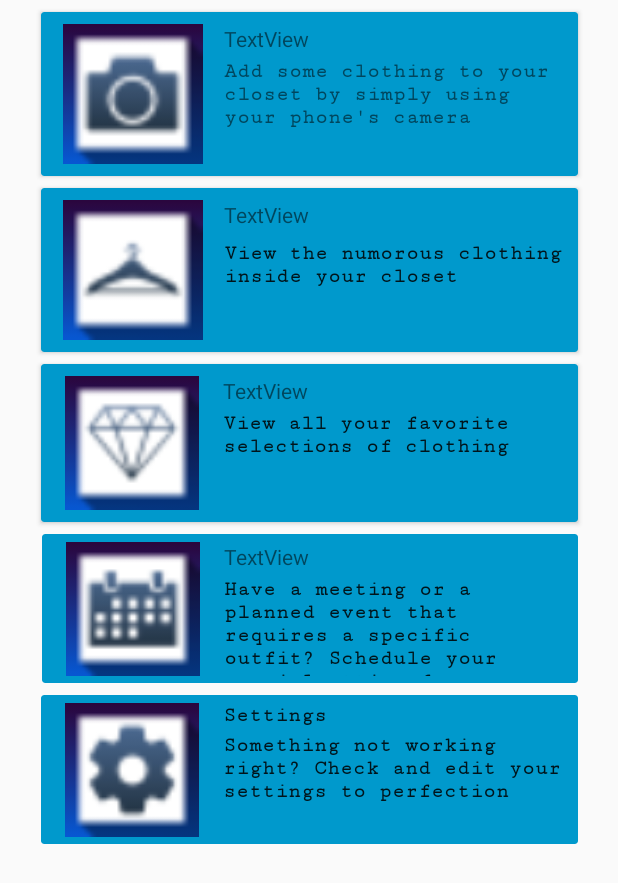
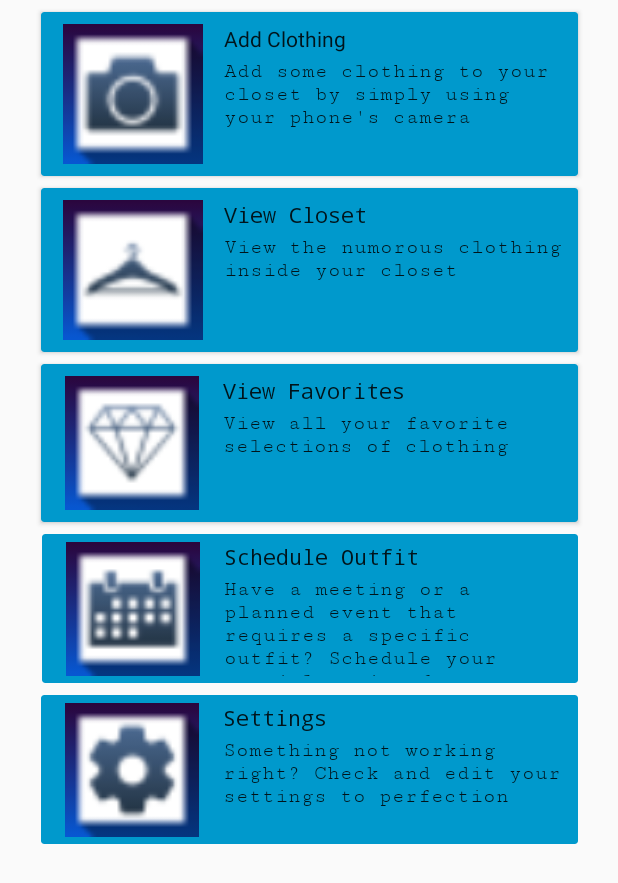
Before and after one commit to MPearson1994/SeniorProject_UI2, an Android app: the layout fragment_card_view.xml on its own in the app's theme, with its tools: preview values and no code run, on a phone screen of 412 x 824 dp. Shown: the top 883 px of the screen. Run offline under Robolectric (Android 15) with nearby library versions, the phone set to English and light mode, and no system bars.

Commit message:
Tinkering with the Card Views a Bit, this may work a bit better than the original fragments

```diff
--- a/app/src/main/res/layout/fragment_card_view.xml
+++ b/app/src/main/res/layout/fragment_card_view.xml
@@ -7,6 +7,7 @@
     android:layout_height="match_parent">
 
     <android.support.constraint.ConstraintLayout
+        android:id="@+id/cardView_Constraints"
         android:layout_width="match_parent"
         android:layout_height="wrap_content"
         android:orientation="vertical">
@@ -48,15 +49,13 @@
                     android:layout_marginLeft="8dp"
                     android:layout_marginRight="8dp"
                     android:layout_marginTop="0dp"
-                    android:fontFamily="serif-monospace"
-                    android:lineSpacingExtra="24sp"
+                    android:fontFamily="monospace"
                     android:text="Settings"
                     android:textAppearance="@style/TextAppearance.AppCompat"
-                    android:textStyle="bold"
+                    app:layout_constraintHorizontal_bias="0.503"
                     app:layout_constraintLeft_toRightOf="@+id/favorites_image"
                     app:layout_constraintRight_toRightOf="parent"
-                    app:layout_constraintTop_toTopOf="@+id/favorites_image"
-                    app:layout_constraintHorizontal_bias="0.503" />
+                    app:layout_constraintTop_toTopOf="@+id/favorites_image" />
 
                 <TextView
                     android:id="@+id/textView6"
@@ -69,7 +68,6 @@
                     android:fontFamily="serif-monospace"
                     android:text="@string/cardView_Settings_Card"
                     android:textAppearance="@style/TextAppearance.AppCompat"
-                    android:textStyle="bold"
                     app:layout_constraintBottom_toBottomOf="@+id/favorites_image"
                     app:layout_constraintHorizontal_bias="0.0"
                     app:layout_constraintLeft_toRightOf="@+id/favorites_image"
@@ -117,12 +115,14 @@
                     android:layout_height="wrap_content"
                     android:layout_marginLeft="8dp"
                     android:layout_marginRight="8dp"
-                    android:text="TextView"
+                    android:layout_marginTop="0dp"
+                    android:fontFamily="monospace"
+                    android:text="Schedule Outfit"
+                    android:textAppearance="@style/TextAppearance.AppCompat"
                     app:layout_constraintHorizontal_bias="1.0"
                     app:layout_constraintLeft_toRightOf="@+id/favorites_image"
                     app:layout_constraintRight_toRightOf="parent"
-                    app:layout_constraintTop_toTopOf="@+id/favorites_image"
-                    android:layout_marginTop="0dp" />
+                    app:layout_constraintTop_toTopOf="@+id/favorites_image" />
 
                 <TextView
                     android:id="@+id/textView6"
@@ -135,7 +135,7 @@
                     android:fontFamily="serif-monospace"
                     android:text="@string/cardView_Calendar_Card"
                     android:textAppearance="@style/TextAppearance.AppCompat"
-                    android:textStyle="bold"
+                    android:textSize="14sp"
                     app:layout_constraintBottom_toBottomOf="@+id/favorites_image"
                     app:layout_constraintHorizontal_bias="1.0"
                     app:layout_constraintLeft_toRightOf="@+id/favorites_image"
@@ -189,18 +189,18 @@
                     android:layout_height="wrap_content"
                     android:layout_marginLeft="8dp"
                     android:layout_marginRight="8dp"
-                    android:text="TextView"
+                    android:layout_marginTop="0dp"
+                    android:text="Add Clothing"
+                    android:textAppearance="@style/TextAppearance.AppCompat"
                     app:layout_constraintHorizontal_bias="0.0"
                     app:layout_constraintLeft_toRightOf="@+id/camera_image"
                     app:layout_constraintRight_toRightOf="parent"
-                    app:layout_constraintTop_toTopOf="@+id/camera_image"
-                    android:layout_marginTop="0dp" />
+                    app:layout_constraintTop_toTopOf="@+id/camera_image" />
 
                 <TextView
                     android:id="@+id/textView2"
                     android:layout_width="0dp"
                     android:layout_height="0dp"
-                    android:layout_marginBottom="8dp"
                     android:layout_marginEnd="8dp"
                     android:layout_marginLeft="8dp"
                     android:layout_marginRight="8dp"
@@ -208,12 +208,13 @@
                     android:layout_marginTop="4dp"
                     android:fontFamily="serif-monospace"
                     android:text="@string/cardView_Camera_Card"
-                    android:textStyle="bold"
-                    app:layout_constraintBottom_toBottomOf="parent"
+                    android:textAppearance="@style/TextAppearance.AppCompat"
                     app:layout_constraintHorizontal_bias="0.0"
                     app:layout_constraintLeft_toRightOf="@+id/camera_image"
                     app:layout_constraintRight_toRightOf="parent"
-                    app:layout_constraintTop_toBottomOf="@+id/textView11" />
+                    app:layout_constraintTop_toBottomOf="@+id/textView11"
+                    app:layout_constraintBottom_toBottomOf="@+id/camera_image"
+                    android:layout_marginBottom="0dp" />
             </android.support.constraint.ConstraintLayout>
         </android.support.v7.widget.CardView>
 
@@ -250,29 +251,28 @@
                     android:id="@+id/textView9"
                     android:layout_width="0dp"
                     android:layout_height="wrap_content"
-                    android:text="TextView"
-                    app:layout_constraintTop_toTopOf="@+id/closet_image"
-                    android:layout_marginTop="0dp"
-                    app:layout_constraintLeft_toRightOf="@+id/closet_image"
                     android:layout_marginLeft="8dp"
                     android:layout_marginRight="8dp"
-                    app:layout_constraintRight_toRightOf="parent" />
+                    android:layout_marginTop="0dp"
+                    android:fontFamily="monospace"
+                    android:text="View Closet"
+                    android:textAppearance="@style/TextAppearance.AppCompat"
+                    app:layout_constraintLeft_toRightOf="@+id/closet_image"
+                    app:layout_constraintRight_toRightOf="parent"
+                    app:layout_constraintTop_toTopOf="@+id/closet_image" />
 
                 <TextView
                     android:id="@+id/textView"
                     android:layout_width="0dp"
                     android:layout_height="0dp"
-                    android:layout_marginBottom="-1dp"
                     android:layout_marginEnd="8dp"
                     android:layout_marginLeft="8dp"
                     android:layout_marginRight="8dp"
                     android:layout_marginStart="8dp"
-                    android:layout_marginTop="8dp"
+                    android:layout_marginTop="4dp"
                     android:fontFamily="serif-monospace"
                     android:text="@string/cardView_Closet_Card"
                     android:textAppearance="@style/TextAppearance.AppCompat"
-                    android:textStyle="bold"
-                    app:layout_constraintBottom_toBottomOf="@+id/closet_image"
                     app:layout_constraintHorizontal_bias="0.0"
                     app:layout_constraintLeft_toRightOf="@+id/closet_image"
                     app:layout_constraintRight_toRightOf="parent"
@@ -280,7 +280,9 @@
                     tools:layout_conversion_absoluteHeight="16dp"
                     tools:layout_conversion_absoluteWidth="284dp"
                     tools:layout_conversion_absoluteX="16dp"
-                    tools:layout_conversion_absoluteY="16dp" />
+                    tools:layout_conversion_absoluteY="16dp"
+                    app:layout_constraintBottom_toBottomOf="@+id/closet_image"
+                    android:layout_marginBottom="0dp" />
             </android.support.constraint.ConstraintLayout>
 
         </android.support.v7.widget.CardView>
@@ -320,31 +322,31 @@
                     android:layout_height="wrap_content"
                     android:layout_marginLeft="8dp"
                     android:layout_marginRight="8dp"
-                    android:text="TextView"
+                    android:layout_marginTop="0dp"
+                    android:fontFamily="monospace"
+                    android:text="View Favorites"
+                    android:textAppearance="@style/TextAppearance.AppCompat"
                     app:layout_constraintHorizontal_bias="0.502"
                     app:layout_constraintLeft_toRightOf="@+id/favorites_image"
                     app:layout_constraintRight_toRightOf="parent"
-                    app:layout_constraintTop_toTopOf="@+id/favorites_image"
-                    android:layout_marginTop="0dp" />
+                    app:layout_constraintTop_toTopOf="@+id/favorites_image" />
 
                 <TextView
                     android:id="@+id/textView6"
                     android:layout_width="0dp"
                     android:layout_height="0dp"
-                    android:layout_marginBottom="-1dp"
                     android:layout_marginLeft="8dp"
                     android:layout_marginRight="8dp"
                     android:layout_marginTop="4dp"
                     android:fontFamily="serif-monospace"
                     android:text="@string/cardView_Favorites_Card"
                     android:textAppearance="@style/TextAppearance.AppCompat"
-                    android:textStyle="bold"
-                    app:layout_constraintBottom_toBottomOf="@+id/favorites_image"
                     app:layout_constraintHorizontal_bias="0.0"
                     app:layout_constraintLeft_toRightOf="@+id/favorites_image"
                     app:layout_constraintRight_toRightOf="parent"
                     app:layout_constraintTop_toBottomOf="@+id/textView10"
-                    app:layout_constraintVertical_bias="0.0" />
+                    app:layout_constraintBottom_toBottomOf="@+id/favorites_image"
+                    android:layout_marginBottom="0dp" />
 
             </android.support.constraint.ConstraintLayout>
 
```
